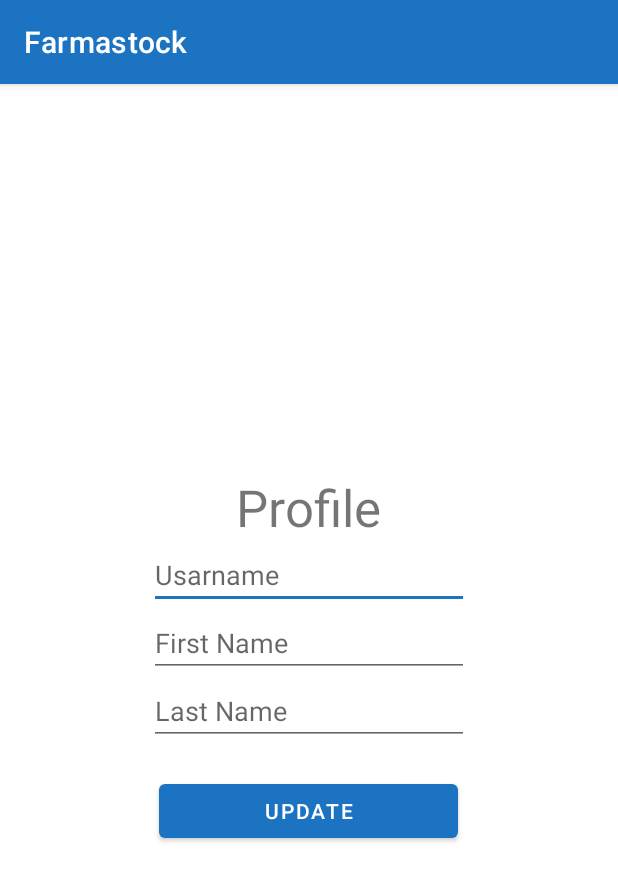
After one commit to EmmanuelAR/Frontend-Farmastock, an Android app: the fragment ProfileFragment shown on its own in the app's theme, on a phone screen of 412 x 824 dp. The commit adds this screen. Shown: the top 881 px of the screen. Run offline under Robolectric (Android 15) with nearby library versions, the phone set to English and light mode, and no system bars; network calls fail; 1 statement that could not run was skipped.

Commit message:
User Profile

```diff
--- /dev/null
+++ b/app/src/main/java/cr/una/example/frontend_farmastock/repository/UserRepository.kt
@@ -0,0 +1,20 @@
+package cr.una.example.frontend_farmastock.repository
+
+import cr.una.example.frontend_farmastock.model.UserRequest
+import cr.una.example.frontend_farmastock.service.UserService
+
+class UserRepository constructor(
+    private val userService: UserService
+){
+    suspend fun getAllUsers() = userService.getAllUsers()
+
+    suspend fun getUserById(id : Long) = userService.getUserById(id)
+
+    suspend fun deleteUserById(id : Long) = userService.deleteUserById(id)
+
+    suspend fun createUser(userRequest: UserRequest) = userService.createUser(userRequest)
+
+    suspend fun updateUser(userRequest: UserRequest) = userService.updateUser(userRequest)
+
+
+}
--- /dev/null
+++ b/app/src/main/java/cr/una/example/frontend_farmastock/service/UserService.kt
@@ -0,0 +1,39 @@
+package cr.una.example.frontend_farmastock.service
+
+import cr.una.example.frontend_farmastock.model.UserRequest
+import cr.una.example.frontend_farmastock.model.UserResponse
+import retrofit2.http.*
+import retrofit2.Response
+
+interface UserService {
+    @GET("v1/users")
+    suspend fun getAllUsers() : Response<List<UserRequest>>
+
+    @GET("v1/users/{id}")
+    suspend fun getUserById(@Path("id") id: Long) : Response<UserResponse>
+
+
+
+    @DELETE("v1/users/{id}")
+    suspend fun deleteUserById(@Path("id") id: Long): Response<Void>
+
+    @POST("v1/users")
+    suspend fun createUser(@Body UserRequest: UserRequest) : Response<UserResponse>
+
+    @PUT("v1/users")
+    suspend fun updateUser(@Body UserRequest: UserRequest) : Response<UserResponse>
+
+    /*
+     * Function or any member of the class that can be called without having the instance of the
+     * class then you can write the same as a member of a companion object inside the class
+     */
+    companion object{
+        private var userService : UserService? = null
+        fun getInstance() : UserService {
+            if (userService == null) {
+                userService = ServiceBuilder.buildService(UserService::class.java)
+            }
+            return userService!!
+        }
+    }
+}
--- /dev/null
+++ b/app/src/main/java/cr/una/example/frontend_farmastock/view/ProfileFragment.kt
@@ -0,0 +1,102 @@
+package cr.una.example.frontend_farmastock.view
+
+import android.os.Bundle
+import androidx.fragment.app.Fragment
+import android.view.LayoutInflater
+import android.view.View
+import android.view.ViewGroup
+import androidx.fragment.app.activityViewModels
+import cr.una.example.frontend_farmastock.R
+import cr.una.example.frontend_farmastock.databinding.FragmentProfileBinding
+import cr.una.example.frontend_farmastock.model.UserRequest
+import cr.una.example.frontend_farmastock.model.UserResponse
+import cr.una.example.frontend_farmastock.utils.MyApplication
+import cr.una.example.frontend_farmastock.viewmodel.StateUser
+import cr.una.example.frontend_farmastock.viewmodel.UserViewModel
+import cr.una.example.frontend_farmastock.viewmodel.UserViewModelFactory
+import androidx.navigation.fragment.findNavController
+
+class ProfileFragment : Fragment() {
+
+
+    // Definition of the binding variable
+    private var _binding: FragmentProfileBinding? = null
+    private val binding get() = _binding!!
+    private val userViewModel: UserViewModel by activityViewModels{
+        UserViewModelFactory()
+    }
+    private lateinit var userResponse: UserResponse
+
+    override fun onCreateView(
+        inflater: LayoutInflater, container: ViewGroup?,
+        savedInstanceState: Bundle?
+    ): View? {
+
+        _binding = FragmentProfileBinding.inflate(inflater, container, false)
+        var id = MyApplication.sessionManager?.fetchUserIdLogged()
+        if (id != null) {
+            userViewModel.getUser(id)
+        }
+        // Observer method to bind data of task into text views
+        userViewModel.state.observe(viewLifecycleOwner) { state ->
+            with(binding.root) {
+                when (state) {
+                    // just checking equality because Loading is a -singleton object instance-
+                    StateUser.Loading -> {
+                        // TODO: If you need do something in loading
+                    }
+                    // Error and Success are both -classes- so we need to check their type with 'is'
+                    is StateUser.Error -> {
+                        // TODO: If you need do something in error
+                    }
+                    is StateUser.Success -> {
+                        state.user?.let {
+                            userResponse = it
+                            binding.formProfileEmail.setText(it.email)
+                            binding.formProfileFirst.setText(it.firstName)
+                            binding.formProfileLast.setText(it.lastName)
+                        }
+
+                    }
+                    else -> {
+                        // TODO: Not state loaded
+                    }
+                }
+            }
+        }
+
+        binding.btnUpdateProfile.setOnClickListener {
+
+            val userUpdated = UserRequest(
+                id = userResponse.id,
+                email =  binding.formProfileEmail.text.toString() ,
+                firstName = binding.formProfileFirst.text.toString(),
+                lastName =binding.formProfileLast.text.toString()
+            )
+
+            userViewModel.updateUser(userUpdated)
+            userViewModel.state.observe(viewLifecycleOwner) { state ->
+                when (state) {
+                    // just checking equality because Loading is a -singleton object instance-
+                    StateUser.Loading -> {
+                        // TODO: If you need do something in loading
+                    }
+                    // Error and Success are both -classes- so we need to check their type with 'is'
+                    is StateUser.Error -> {
+                        // TODO: If you need do something in error
+                    }
+                    is StateUser.Success -> {
+//                        findNavController().navigate(R.id.action_profileFragment_to_homeFragment)
+                    }
+                    else -> {
+                        // TODO: Not state loaded
+                    }
+                }
+            }
+        }
+
+
+        return binding.root
+    }
+
+}
--- /dev/null
+++ b/app/src/main/java/cr/una/example/frontend_farmastock/viewmodel/UserViewModelFactory.kt
@@ -0,0 +1,21 @@
+package cr.una.example.frontend_farmastock.viewmodel
+
+import androidx.lifecycle.ViewModel
+import androidx.lifecycle.ViewModelProvider
+import cr.una.example.frontend_farmastock.repository.UserRepository
+import cr.una.example.frontend_farmastock.service.UserService
+
+@Suppress("UNCHECKED_CAST")
+class UserViewModelFactory : ViewModelProvider.Factory {
+    override fun <T : ViewModel> create(modelClass: Class<T>): T {
+        return if (modelClass.isAssignableFrom(UserViewModel::class.java)) {
+            UserViewModel(
+                userRepository = UserRepository(
+                    userService = UserService.getInstance()
+                )
+            ) as T
+        } else {
+            throw IllegalArgumentException("ViewModel Not Found")
+        }
+    }
+}
--- /dev/null
+++ b/app/src/main/res/layout/fragment_profile.xml
@@ -0,0 +1,54 @@
+<?xml version="1.0" encoding="utf-8"?>
+<LinearLayout xmlns:android="http://schemas.android.com/apk/res/android"
+    xmlns:app="http://schemas.android.com/apk/res-auto"
+    xmlns:tools="http://schemas.android.com/tools"
+    android:layout_width="match_parent"
+    android:layout_height="match_parent"
+    android:gravity="center"
+    android:orientation="vertical"
+    android:padding="20dp"
+    tools:context=".view.ProfileFragment">
+
+    <TextView
+        android:layout_width="wrap_content"
+        android:layout_height="wrap_content"
+        android:gravity="center_horizontal"
+        android:text="@string/profile_label"
+        android:textSize="34sp" />
+
+    <EditText
+        android:id="@+id/form_profile_email"
+        android:layout_width="wrap_content"
+        android:layout_height="wrap_content"
+        android:ems="10"
+        android:hint="@string/username_label"
+        android:inputType="textPersonName" />
+
+
+
+
+
+    <EditText
+        android:id="@+id/form_profile_first"
+        android:layout_width="wrap_content"
+        android:layout_height="wrap_content"
+        android:ems="10"
+        android:hint="@string/firstName_label"
+        android:inputType="textPersonName" />
+
+    <EditText
+        android:id="@+id/form_profile_last"
+        android:layout_width="wrap_content"
+        android:layout_height="wrap_content"
+        android:ems="10"
+        android:hint="@string/lastName_label"
+        android:inputType="textPersonName" />
+
+    <Button
+        android:id="@+id/btnUpdate_profile"
+        android:layout_width="199dp"
+        android:layout_height="wrap_content"
+        android:layout_marginTop="20dp"
+        android:text="@string/action_update" />
+
+</LinearLayout>
--- a/app/src/main/res/values/strings.xml
+++ b/app/src/main/res/values/strings.xml
@@ -18,4 +18,12 @@
     <string name="invalid_username">Not a valid username</string>
     <string name="invalid_password">Password must be >=5 characters</string>
     <string name="login_failed">Login failed</string>
+    <string name="profile_label">Profile</string>
+    <string name="username_label">Usarname</string>
+    <string name="firstName_label">First Name</string>
+    <string name="lastName_label">Last Name</string>
+    <string name="action_update">Update</string>
+
+    <!-- TODO: Remove or change this placeholder text -->
+    <string name="hello_blank_fragment">Hello blank fragment</string>
 </resources>
```
Also changed, not shown: app/src/main/java/cr/una/example/frontend_farmastock/viewmodel/UserViewModel.kt (added, +139 -0 lines).
